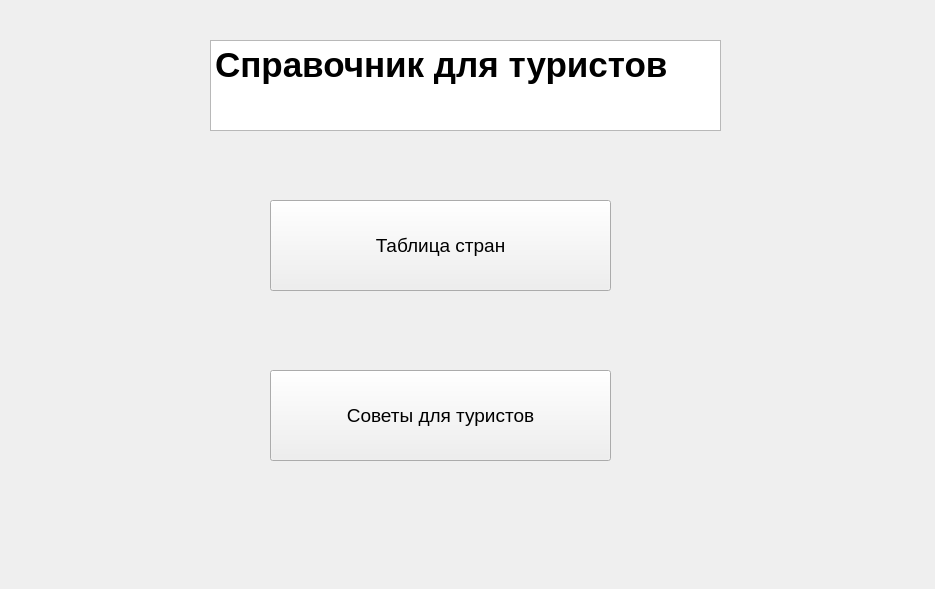
This is starterscreen.ui in 4ymazik/TourismAssistant as Qt 5 draws it before an edit. The edited form follows.
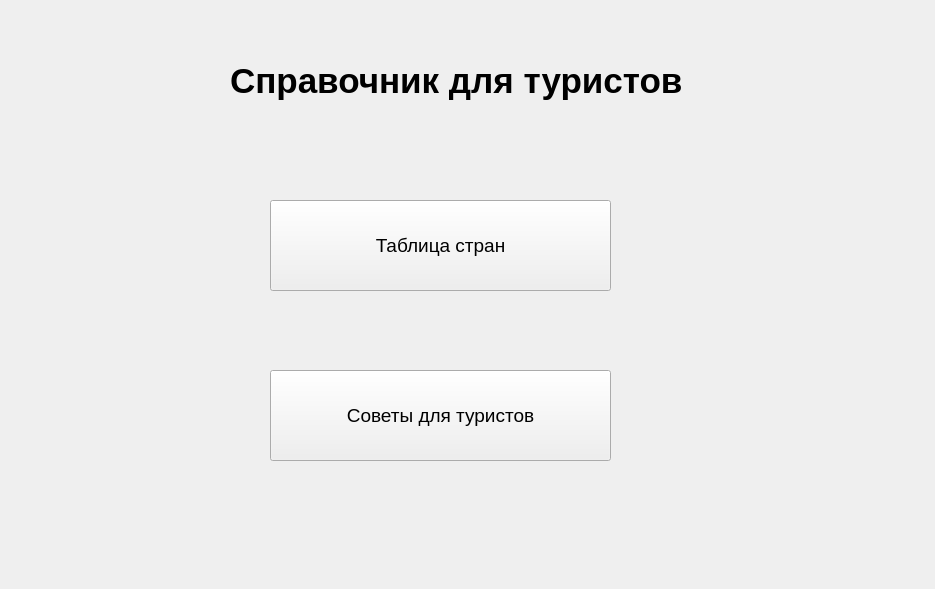
This is the edited form.

Commit message: добавлена подробная информация о странах и изменен дизайн

The edit to the form file:
```diff
--- a/starterscreen.ui
+++ b/starterscreen.ui
@@ -13,24 +13,6 @@
   <property name="windowTitle">
    <string>Form</string>
   </property>
-  <widget class="QTextBrowser" name="starter_screen_name">
-   <property name="geometry">
-    <rect>
-     <x>210</x>
-     <y>40</y>
-     <width>511</width>
-     <height>91</height>
-    </rect>
-   </property>
-   <property name="html">
-    <string>&lt;!DOCTYPE HTML PUBLIC &quot;-//W3C//DTD HTML 4.0//EN&quot; &quot;http://www.w3.org/TR/REC-html40/strict.dtd&quot;&gt;
-&lt;html&gt;&lt;head&gt;&lt;meta name=&quot;qrichtext&quot; content=&quot;1&quot; /&gt;&lt;style type=&quot;text/css&quot;&gt;
-p, li { white-space: pre-wrap; }
-&lt;/style&gt;&lt;/head&gt;&lt;body style=&quot; font-family:'MS Shell Dlg 2'; font-size:8.25pt; font-weight:400; font-style:normal;&quot;&gt;
-&lt;p style=&quot; margin-top:0px; margin-bottom:0px; margin-left:0px; margin-right:0px; -qt-block-indent:0; text-indent:0px;&quot;&gt;&lt;span style=&quot; font-size:26pt; font-weight:600;&quot;&gt;Справочник для туристов&lt;/span&gt;&lt;/p&gt;
-&lt;p style=&quot;-qt-paragraph-type:empty; margin-top:0px; margin-bottom:0px; margin-left:0px; margin-right:0px; -qt-block-indent:0; text-indent:0px; font-size:20pt; font-weight:600;&quot;&gt;&lt;br /&gt;&lt;/p&gt;&lt;/body&gt;&lt;/html&gt;</string>
-   </property>
-  </widget>
   <widget class="QPushButton" name="btn_table">
    <property name="geometry">
     <rect>
@@ -67,6 +49,26 @@
     <string>Советы для туристов</string>
    </property>
   </widget>
+  <widget class="QLabel" name="label">
+   <property name="geometry">
+    <rect>
+     <x>230</x>
+     <y>40</y>
+     <width>491</width>
+     <height>81</height>
+    </rect>
+   </property>
+   <property name="font">
+    <font>
+     <pointsize>26</pointsize>
+     <weight>75</weight>
+     <bold>true</bold>
+    </font>
+   </property>
+   <property name="text">
+    <string>Справочник для туристов</string>
+   </property>
+  </widget>
  </widget>
  <resources/>
  <connections/>
```
The commit also changes 4 other files.
